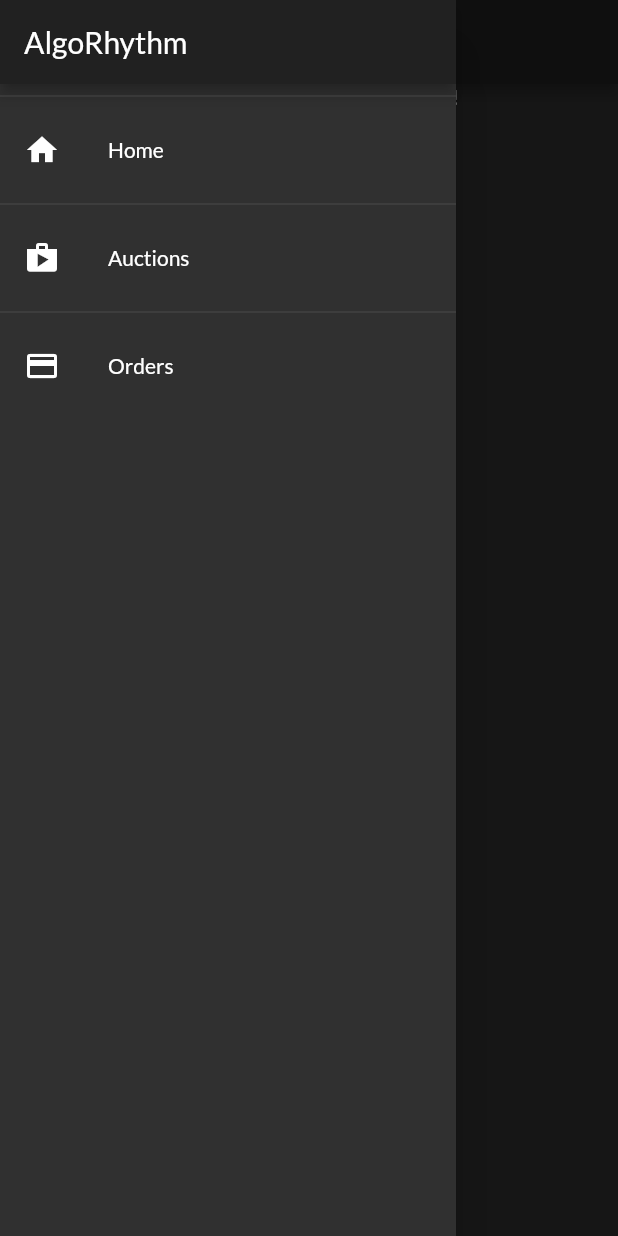
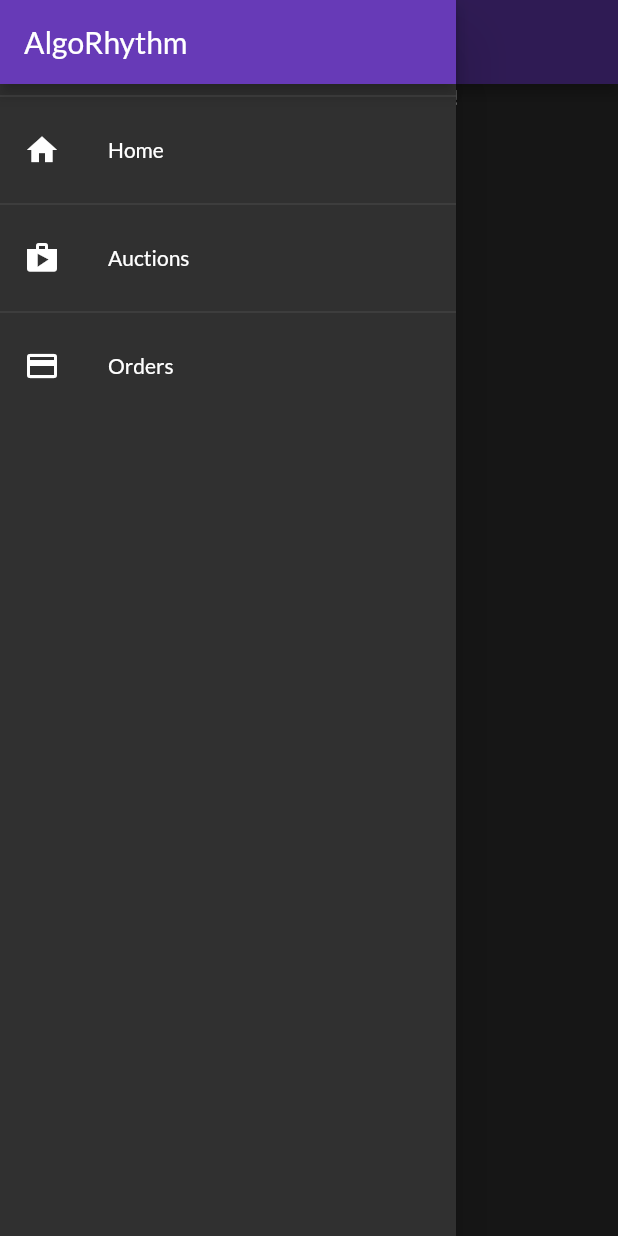
Before and after one commit to holadost/farmtotable, a Flutter app: the screen it shows after launch, with the side drawer open, on a phone screen of 412 x 824 dp. Run offline on Flutter 3.47's test engine with Material 2 defaults, Android fonts, the phone set to English and light mode, and no system bars.

Commit message:
Changed the theme and explicity force bg color in app bar to primary color.

```diff
--- a/dart/farmtotable/frodo/lib/main.dart
+++ b/dart/farmtotable/frodo/lib/main.dart
@@ -1,5 +1,5 @@
 import 'package:flutter/material.dart';
-import 'package:provider/provider.dart';
+import 'package:frodo/util/constants.dart';
 
 import './screens/home_screen.dart';
 import './screens/auctions_overview_screen.dart';
@@ -17,6 +17,8 @@ class MyApp extends StatelessWidget {
       title: 'AlgoRhythm',
       theme: ThemeData(
         brightness: Brightness.dark,
+        primarySwatch: PrimaryColor,
+        accentColor: AccentColor,
         fontFamily: 'Lato',
       ),
       home: HomeScreen(),
--- a/dart/farmtotable/frodo/lib/screens/auctions_overview_screen.dart
+++ b/dart/farmtotable/frodo/lib/screens/auctions_overview_screen.dart
@@ -5,6 +5,7 @@ import '../widgets/side_drawer_widget.dart';
 import '../data/dummy_auctions.dart';
 import '../screens/item_auction_screen.dart';
 import '../util/styles.dart';
+import '../util/constants.dart';
 
 class AuctionsOverviewScreen extends StatelessWidget {
   static const routeName = '/auctions-overview-screen';
@@ -13,6 +14,7 @@ class AuctionsOverviewScreen extends StatelessWidget {
   Widget build(BuildContext context) {
     var auctions = [...DUMMY_AUCTIONS];
     final appBar = AppBar(
+      backgroundColor: PrimaryColor,
       title: Text(
         'Auctions',
         style: getAppBarTextStyle(),
--- a/dart/farmtotable/frodo/lib/screens/home_screen.dart
+++ b/dart/farmtotable/frodo/lib/screens/home_screen.dart
@@ -10,6 +10,7 @@ class HomeScreen extends StatelessWidget {
   @override
   Widget build(BuildContext context) {
     final appBar = AppBar(
+      backgroundColor: PrimaryColor,
       title: Text(
         AppName,
         style: getAppBarTextStyle(),
--- a/dart/farmtotable/frodo/lib/screens/item_auction_screen.dart
+++ b/dart/farmtotable/frodo/lib/screens/item_auction_screen.dart
@@ -1,4 +1,5 @@
 import 'package:flutter/material.dart';
+import 'package:frodo/util/constants.dart';
 import 'package:intl/intl.dart';
 
 import '../models/auction_item.dart';
@@ -16,6 +17,7 @@ class ItemAuctionScreen extends StatelessWidget {
     final auctionItem =
         ModalRoute.of(context).settings.arguments as AuctionItem;
     final appBar = AppBar(
+      backgroundColor: PrimaryColor,
       title: Text(auctionItem.itemName),
       actions: [
         IconButton(onPressed: _bidNow, icon: Icon(Icons.shopping_cart),)
--- a/dart/farmtotable/frodo/lib/screens/orders_overview_screen.dart
+++ b/dart/farmtotable/frodo/lib/screens/orders_overview_screen.dart
@@ -1,4 +1,5 @@
 import 'package:flutter/material.dart';
+import 'package:frodo/util/constants.dart';
 
 import '../widgets/side_drawer_widget.dart';
 import '../util/styles.dart';
@@ -9,6 +10,7 @@ class OrdersOverviewScreen extends StatelessWidget {
   @override
   Widget build(BuildContext context) {
     final appBar = AppBar(
+      backgroundColor: PrimaryColor,
       title: Text(
         'Orders',
         style: getAppBarTextStyle(),
--- a/dart/farmtotable/frodo/lib/util/constants.dart
+++ b/dart/farmtotable/frodo/lib/util/constants.dart
@@ -1,3 +1,6 @@
+import 'package:flutter/material.dart';
 
 // Default app name.
 const AppName = 'AlgoRhythm';
+const PrimaryColor = Colors.deepPurple;
+const AccentColor = Colors.purpleAccent;
--- a/dart/farmtotable/frodo/lib/widgets/side_drawer_widget.dart
+++ b/dart/farmtotable/frodo/lib/widgets/side_drawer_widget.dart
@@ -13,6 +13,7 @@ class SideDrawerWidget extends StatelessWidget {
       child: Column(
         children: [
           AppBar(
+            backgroundColor: Colors.deepPurple,
             title: Text(AppName),
             automaticallyImplyLeading: false,
           ),
```
Also changed, not shown: dart/farmtotable/frodo/lib/util/styles.dart (+7 -0 lines), dart/farmtotable/frodo/lib/widgets/item_display_widget.dart (+3 -31 lines).
